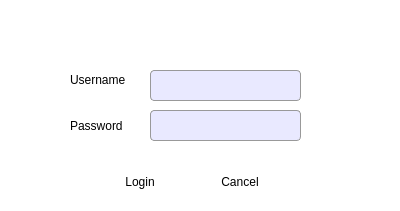
First picture: the form in loginpage.ui, repository Decycle/Project2, before the edit.
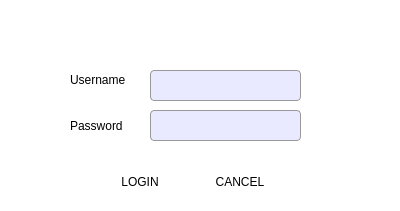
Second picture: the form after the edit.

What changed in the file:
```diff
--- a/loginpage.ui
+++ b/loginpage.ui
@@ -29,7 +29,7 @@
     <string notr="true">border:none</string>
    </property>
    <property name="text">
-    <string>Login</string>
+    <string>LOGIN</string>
    </property>
   </widget>
   <widget class="QLineEdit" name="username">
@@ -106,7 +106,7 @@
     <string notr="true">border:none</string>
    </property>
    <property name="text">
-    <string>Cancel</string>
+    <string>CANCEL</string>
    </property>
   </widget>
   <widget class="QLabel" name="messageLabel">
```
